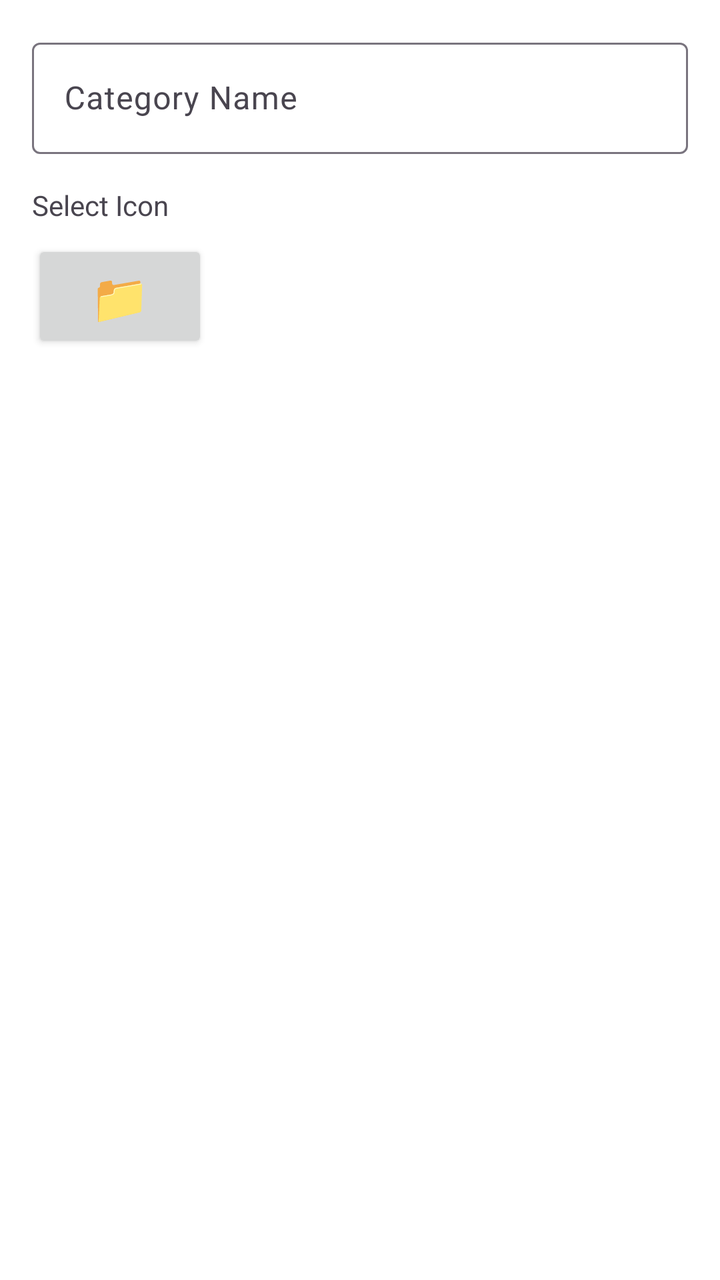
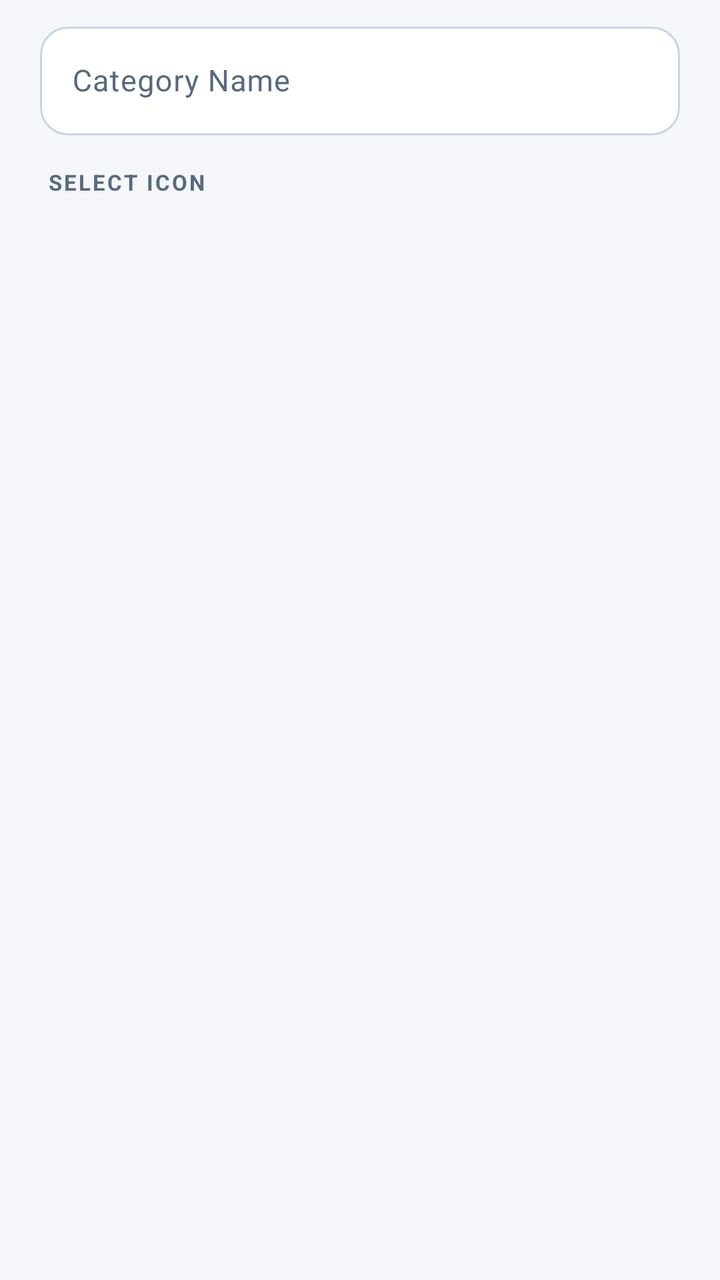

An Android layout rendered at two revisions. The XML below is the earlier revision; the diff shows what the commit changed to produce the second picture.
<!-- AndroidManifest.xml: application theme Theme.PasswordDisk -->
<!-- res/layout/dialog_category.xml -->
<?xml version="1.0" encoding="utf-8"?>
<LinearLayout
    xmlns:android="http://schemas.android.com/apk/res/android"
    android:layout_width="match_parent"
    android:layout_height="wrap_content"
    android:orientation="vertical"
    android:padding="16dp">

    <com.google.android.material.textfield.TextInputLayout
        android:layout_width="match_parent"
        android:layout_height="wrap_content"
        android:hint="@string/category_name_hint"
        style="@style/Widget.Material3.TextInputLayout.OutlinedBox">

        <com.google.android.material.textfield.TextInputEditText
            android:id="@+id/categoryNameInput"
            android:layout_width="match_parent"
            android:layout_height="wrap_content"
            android:inputType="text" />

    </com.google.android.material.textfield.TextInputLayout>

    <LinearLayout
        android:layout_width="match_parent"
        android:layout_height="wrap_content"
        android:layout_marginTop="16dp"
        android:orientation="vertical">

        <TextView
            android:layout_width="wrap_content"
            android:layout_height="wrap_content"
            android:text="@string/select_icon"
            android:textSize="14sp"
            android:textColor="?android:attr/textColorSecondary" />

        <androidx.appcompat.widget.AppCompatButton
            android:id="@+id/categoryIconButton"
            android:layout_width="wrap_content"
            android:layout_height="wrap_content"
            android:layout_marginTop="8dp"
            android:text="📁"
            android:textSize="24sp"
            android:padding="12dp" />

    </LinearLayout>

</LinearLayout>
<!-- resources referenced by this layout -->
<resources>
  <style name="Theme.PasswordDisk" parent="Theme.Material3.DayNight.NoActionBar">
          <item name="colorPrimary">@color/blue</item>
          <item name="colorPrimaryDark">@color/blue</item>
          <item name="colorAccent">@color/teal_200</item>
          <item name="android:statusBarColor">?attr/colorPrimaryDark</item>
          <item name="android:windowBackground">@color/background</item>
          <item name="bottomNavigationStyle">@style/BottomNavStyle</item>
          <item name="materialCardViewStyle">@style/CardStyle</item>
      </style>
  <color name="blue">#FF479CF7</color>
  <color name="teal_200">#FF03DAC5</color>
  <color name="background">#FFFFFFFF</color>
  <style name="BottomNavStyle" parent="Widget.Material3.BottomNavigationView">
          <item name="android:background">@color/white</item>
          <item name="itemActiveIndicatorStyle">@style/BottomNavIndicatorStyle</item>
      </style>
  <style name="CardStyle" parent="Widget.Material3.CardView.Elevated">
          <item name="cardBackgroundColor">#F5F5F5</item>
      </style>
  <color name="white">#FFFFFFFF</color>
  <style name="BottomNavIndicatorStyle" parent="Widget.Material3.BottomNavigationView.ActiveIndicator">
          <item name="android:color">#E0E0E0</item>
      </style>
  <!-- unchanged entries left out for length: 2 -->
</resources>

<!-- the commit's change to res/layout/dialog_category.xml (unified diff, before → after) -->
@@ -1,47 +1,52 @@
 <?xml version="1.0" encoding="utf-8"?>
-<LinearLayout
-    xmlns:android="http://schemas.android.com/apk/res/android"
+<LinearLayout xmlns:android="http://schemas.android.com/apk/res/android"
+    xmlns:app="http://schemas.android.com/apk/res-auto"
     android:layout_width="match_parent"
     android:layout_height="wrap_content"
     android:orientation="vertical"
-    android:padding="16dp">
+    android:paddingStart="@dimen/space_xl"
+    android:paddingTop="@dimen/space_sm"
+    android:paddingEnd="@dimen/space_xl"
+    android:paddingBottom="@dimen/space_sm">
 
     <com.google.android.material.textfield.TextInputLayout
+        android:id="@+id/categoryNameLayout"
+        style="@style/Widget.PasswordDisk.TextInput"
         android:layout_width="match_parent"
         android:layout_height="wrap_content"
-        android:hint="@string/category_name_hint"
-        style="@style/Widget.Material3.TextInputLayout.OutlinedBox">
+        android:hint="@string/category_name_hint">
 
         <com.google.android.material.textfield.TextInputEditText
             android:id="@+id/categoryNameInput"
             android:layout_width="match_parent"
             android:layout_height="wrap_content"
-            android:inputType="text" />
+            android:inputType="text"
+            android:maxLines="1"
+            android:textSize="15sp" />
 
     </com.google.android.material.textfield.TextInputLayout>
 
-    <LinearLayout
+    <TextView
+        android:layout_width="wrap_content"
+        android:layout_height="wrap_content"
+        android:layout_marginStart="4dp"
+        android:layout_marginTop="@dimen/space_lg"
+        android:text="@string/select_icon"
+        android:textAppearance="@style/TextAppearance.PasswordDisk.Overline" />
+
+    <GridLayout
+        android:id="@+id/iconContainer"
         android:layout_width="match_parent"
         android:layout_height="wrap_content"
-        android:layout_marginTop="16dp"
-        android:orientation="vertical">
+        android:layout_marginTop="@dimen/space_sm"
+        android:columnCount="5" />
 
-        <TextView
-            android:layout_width="wrap_content"
-            android:layout_height="wrap_content"
-            android:text="@string/select_icon"
-            android:textSize="14sp"
-            android:textColor="?android:attr/textColorSecondary" />
-
-        <androidx.appcompat.widget.AppCompatButton
-            android:id="@+id/categoryIconButton"
-            android:layout_width="wrap_content"
-            android:layout_height="wrap_content"
-            android:layout_marginTop="8dp"
-            android:text="📁"
-            android:textSize="24sp"
-            android:padding="12dp" />
-
-    </LinearLayout>
+    <TextView
+        android:id="@+id/previewLabel"
+        android:layout_width="wrap_content"
+        android:layout_height="wrap_content"
+        android:layout_marginStart="4dp"
+        android:layout_marginTop="@dimen/space_md"
+        android:textAppearance="@style/TextAppearance.PasswordDisk.Caption" />
 
 </LinearLayout>
<!-- resource entries referenced after the edit -->
@@ -1,27 +1,192 @@
 <!-- resources referenced by this layout -->
 <resources>
-  <style name="Theme.PasswordDisk" parent="Theme.Material3.DayNight.NoActionBar">
-          <item name="colorPrimary">@color/blue</item>
-          <item name="colorPrimaryDark">@color/blue</item>
-          <item name="colorAccent">@color/teal_200</item>
-          <item name="android:statusBarColor">?attr/colorPrimaryDark</item>
+  <dimen name="space_lg">16dp</dimen>
+  <dimen name="space_md">12dp</dimen>
+  <dimen name="space_sm">8dp</dimen>
+  <dimen name="space_xl">20dp</dimen>
+  <style name="TextAppearance.PasswordDisk.Caption" parent="TextAppearance.Material3.BodySmall">
+          <item name="android:textSize">12sp</item>
+          <item name="android:fontFamily">sans-serif</item>
+          <item name="android:textColor">?attr/colorOnSurfaceVariant</item>
+      </style>
+  <style name="TextAppearance.PasswordDisk.Overline" parent="TextAppearance.Material3.LabelSmall">
+          <item name="android:textSize">11sp</item>
+          <item name="android:textStyle">bold</item>
+          <item name="android:fontFamily">sans-serif-medium</item>
+          <item name="android:letterSpacing">0.09</item>
+          <item name="android:textColor">?attr/colorOnSurfaceVariant</item>
+          <item name="android:textAllCaps">true</item>
+      </style>
+  <style name="Widget.PasswordDisk.TextInput" parent="Widget.Material3.TextInputLayout.OutlinedBox">
+          <item name="boxCornerRadiusTopStart">@dimen/radius_sm</item>
+          <item name="boxCornerRadiusTopEnd">@dimen/radius_sm</item>
+          <item name="boxCornerRadiusBottomStart">@dimen/radius_sm</item>
+          <item name="boxCornerRadiusBottomEnd">@dimen/radius_sm</item>
+          <item name="boxStrokeWidth">1dp</item>
+          <item name="boxStrokeWidthFocused">2dp</item>
+          <item name="boxBackgroundColor">?attr/colorSurface</item>
+          <item name="hintTextColor">?attr/colorOnSurfaceVariant</item>
+          <item name="android:textColorHint">?attr/colorOnSurfaceVariant</item>
+      </style>
+  <style name="Theme.PasswordDisk" parent="Base.Theme.PasswordDisk">
+          <item name="android:statusBarColor">@android:color/transparent</item>
+          <item name="android:navigationBarColor">@android:color/transparent</item>
+          <item name="android:windowLightStatusBar">true</item>
+          <item name="android:windowLightNavigationBar" tools:targetApi="o_mr1">true</item>
+      </style>
+  <dimen name="radius_sm">14dp</dimen>
+  <style name="Base.Theme.PasswordDisk" parent="Theme.Material3.DayNight.NoActionBar">
+  
+          <item name="colorPrimary">@color/color_primary</item>
+          <item name="colorOnPrimary">@color/color_on_primary</item>
+          <item name="colorPrimaryContainer">@color/color_primary_container</item>
+          <item name="colorOnPrimaryContainer">@color/color_on_primary_container</item>
+  
+          <item name="colorSecondary">@color/color_secondary</item>
+          <item name="colorOnSecondary">@color/color_on_secondary</item>
+          <item name="colorSecondaryContainer">@color/color_secondary_container</item>
+          <item name="colorOnSecondaryContainer">@color/color_on_secondary_container</item>
+  
+          <item name="colorTertiary">@color/color_tertiary</item>
+          <item name="colorOnTertiary">@color/color_on_tertiary</item>
+          <item name="colorTertiaryContainer">@color/color_tertiary_container</item>
+          <item name="colorOnTertiaryContainer">@color/color_on_tertiary_container</item>
+  
+          <item name="colorError">@color/color_error</item>
+          <item name="colorOnError">@color/color_on_error</item>
+          <item name="colorErrorContainer">@color/color_error_container</item>
+          <item name="colorOnErrorContainer">@color/color_on_error_container</item>
+  
+          <item name="android:colorBackground">@color/background</item>
+          <item name="colorOnBackground">@color/color_on_background</item>
+          <item name="colorSurface">@color/color_surface</item>
+          <item name="colorOnSurface">@color/color_on_surface</item>
+          <item name="colorSurfaceVariant">@color/color_surface_variant</item>
+          <item name="colorOnSurfaceVariant">@color/color_on_surface_variant</item>
+          <item name="colorOutline">@color/color_outline</item>
+  
           <item name="android:windowBackground">@color/background</item>
-          <item name="bottomNavigationStyle">@style/BottomNavStyle</item>
-          <item name="materialCardViewStyle">@style/CardStyle</item>
+          <item name="android:forceDarkAllowed" tools:targetApi="q">false</item>
+          <item name="android:enforceStatusBarContrast" tools:targetApi="q">false</item>
+          <item name="android:enforceNavigationBarContrast" tools:targetApi="q">false</item>
+  
+          <item name="bottomNavigationStyle">@style/Widget.PasswordDisk.BottomNav</item>
+          <item name="materialCardViewStyle">@style/Widget.PasswordDisk.Card</item>
+          <item name="materialAlertDialogTheme">@style/ThemeOverlay.PasswordDisk.Dialog</item>
+          <item name="bottomSheetDialogTheme">@style/ThemeOverlay.PasswordDisk.BottomSheet</item>
+          <item name="materialButtonStyle">@style/Widget.PasswordDisk.Button</item>
+          <item name="chipStyle">@style/Widget.PasswordDisk.Chip</item>
+          <item name="android:fontFamily">sans-serif</item>
       </style>
-  <color name="blue">#FF479CF7</color>
-  <color name="teal_200">#FF03DAC5</color>
-  <color name="background">#FFFFFFFF</color>
-  <style name="BottomNavStyle" parent="Widget.Material3.BottomNavigationView">
-          <item name="android:background">@color/white</item>
-          <item name="itemActiveIndicatorStyle">@style/BottomNavIndicatorStyle</item>
+  <color name="color_primary">#16324F</color>
+  <color name="color_on_primary">#FFFFFF</color>
+  <color name="color_primary_container">#D9E5F3</color>
+  <color name="color_on_primary_container">#071B2E</color>
+  <color name="color_secondary">#0E9F6E</color>
+  <color name="color_on_secondary">#FFFFFF</color>
+  <color name="color_secondary_container">#C6F1E1</color>
+  <color name="color_on_secondary_container">#00382A</color>
+  <color name="color_tertiary">#5B4BC4</color>
+  <color name="color_on_tertiary">#FFFFFF</color>
+  <color name="color_tertiary_container">#E6E1FF</color>
+  <color name="color_on_tertiary_container">#1C1550</color>
+  <color name="color_error">#BA1A1A</color>
+  <color name="color_on_error">#FFFFFF</color>
+  <color name="color_error_container">#FFDAD6</color>
+  <color name="color_on_error_container">#410002</color>
+  <color name="background">#F4F6FA</color>
+  <color name="color_on_background">#0F1B2A</color>
+  <color name="color_surface">#FFFFFF</color>
+  <color name="color_on_surface">#0F1B2A</color>
+  <color name="color_surface_variant">#EBF0F7</color>
+  <color name="color_on_surface_variant">#586A7D</color>
+  <color name="color_outline">#C9D4E2</color>
+  <style name="Widget.PasswordDisk.BottomNav" parent="Widget.Material3.BottomNavigationView">
+          <item name="android:background">?attr/colorSurface</item>
+          <item name="itemIconTint">@color/bottom_nav_item_color</item>
+          <item name="itemTextColor">@color/bottom_nav_item_color</item>
+          <item name="itemActiveIndicatorStyle">@style/Widget.PasswordDisk.BottomNavIndicator</item>
+          <item name="itemTextAppearanceActive">@style/TextAppearance.PasswordDisk.NavLabel.Active</item>
+          <item name="itemTextAppearanceInactive">@style/TextAppearance.PasswordDisk.NavLabel</item>
+          <item name="elevation">0dp</item>
       </style>
-  <style name="CardStyle" parent="Widget.Material3.CardView.Elevated">
-          <item name="cardBackgroundColor">#F5F5F5</item>
+  <style name="Widget.PasswordDisk.Card" parent="Widget.Material3.CardView.Filled">
+          <item name="cardBackgroundColor">?attr/colorSurface</item>
+          <item name="cardCornerRadius">@dimen/radius_lg</item>
+          <item name="cardElevation">0dp</item>
+          <item name="strokeWidth">1dp</item>
+          <item name="strokeColor">@color/color_outline_variant</item>
+          <item name="rippleColor">?attr/colorSurfaceVariant</item>
+          <item name="android:stateListAnimator">@null</item>
       </style>
-  <color name="white">#FFFFFFFF</color>
-  <style name="BottomNavIndicatorStyle" parent="Widget.Material3.BottomNavigationView.ActiveIndicator">
-          <item name="android:color">#E0E0E0</item>
+  <style name="ThemeOverlay.PasswordDisk.Dialog" parent="ThemeOverlay.Material3.MaterialAlertDialog">
+          <item name="shapeAppearanceOverlay">@style/ShapeAppearance.PasswordDisk.Dialog</item>
+          <item name="android:backgroundTint">?attr/colorSurface</item>
+      </style>
+  <style name="ThemeOverlay.PasswordDisk.BottomSheet" parent="ThemeOverlay.Material3.BottomSheetDialog">
+          <item name="bottomSheetStyle">@style/Widget.PasswordDisk.BottomSheet</item>
+      </style>
+  <style name="Widget.PasswordDisk.Button" parent="Widget.Material3.Button">
+          <item name="android:minHeight">@dimen/button_height</item>
+          <item name="android:insetTop">0dp</item>
+          <item name="android:insetBottom">0dp</item>
+          <item name="cornerRadius">@dimen/radius_sm</item>
+          <item name="android:textSize">15sp</item>
+          <item name="android:textStyle">bold</item>
+          <item name="android:fontFamily">sans-serif-medium</item>
+          <item name="android:letterSpacing">0.01</item>
+          <item name="iconSize">20dp</item>
+          <item name="iconPadding">8dp</item>
+      </style>
+  <style name="Widget.PasswordDisk.Chip" parent="Widget.Material3.Chip.Filter">
+          <item name="chipCornerRadius">@dimen/radius_sm</item>
+          <item name="chipMinHeight">38dp</item>
+          <item name="chipMinTouchTargetSize">44dp</item>
+          <item name="chipStartPadding">14dp</item>
+          <item name="chipEndPadding">14dp</item>
+          <item name="android:textSize">13sp</item>
+          <item name="android:fontFamily">sans-serif-medium</item>
+          <item name="chipStrokeWidth">1dp</item>
+          <item name="chipStrokeColor">@color/chip_stroke</item>
+          <item name="chipBackgroundColor">@color/chip_background</item>
+          <item name="android:textColor">@color/chip_text</item>
+          <item name="checkedIconVisible">false</item>
+      </style>
+  <style name="Widget.PasswordDisk.BottomNavIndicator" parent="Widget.Material3.BottomNavigationView.ActiveIndicator">
+          <item name="android:color">?attr/colorPrimaryContainer</item>
+          <item name="android:width">60dp</item>
+          <item name="android:height">30dp</item>
+          <item name="shapeAppearance">@style/ShapeAppearance.PasswordDisk.Pill</item>
+      </style>
+  <style name="TextAppearance.PasswordDisk.NavLabel.Active" parent="TextAppearance.PasswordDisk.NavLabel">
+          <item name="android:textStyle">bold</item>
+      </style>
+  <style name="TextAppearance.PasswordDisk.NavLabel" parent="TextAppearance.Material3.LabelMedium">
+          <item name="android:textSize">11sp</item>
+          <item name="android:fontFamily">sans-serif-medium</item>
+      </style>
+  <dimen name="radius_lg">22dp</dimen>
+  <color name="color_outline_variant">#E3EAF3</color>
+  <style name="ShapeAppearance.PasswordDisk.Dialog" parent="">
+          <item name="cornerFamily">rounded</item>
+          <item name="cornerSize">@dimen/radius_xl</item>
+      </style>
+  <style name="Widget.PasswordDisk.BottomSheet" parent="Widget.Material3.BottomSheet.Modal">
+          <item name="shapeAppearanceOverlay">@style/ShapeAppearance.PasswordDisk.Sheet</item>
+          <item name="backgroundTint">?attr/colorSurface</item>
+      </style>
+  <dimen name="button_height">52dp</dimen>
+  <style name="ShapeAppearance.PasswordDisk.Pill" parent="">
+          <item name="cornerFamily">rounded</item>
+          <item name="cornerSize">50%</item>
+      </style>
+  <dimen name="radius_xl">28dp</dimen>
+  <style name="ShapeAppearance.PasswordDisk.Sheet" parent="">
+          <item name="cornerFamily">rounded</item>
+          <item name="cornerSizeTopLeft">@dimen/radius_xl</item>
+          <item name="cornerSizeTopRight">@dimen/radius_xl</item>
+          <item name="cornerSizeBottomLeft">0dp</item>
+          <item name="cornerSizeBottomRight">0dp</item>
       </style>
   <!-- unchanged entries left out for length: 2 -->
 </resources>
